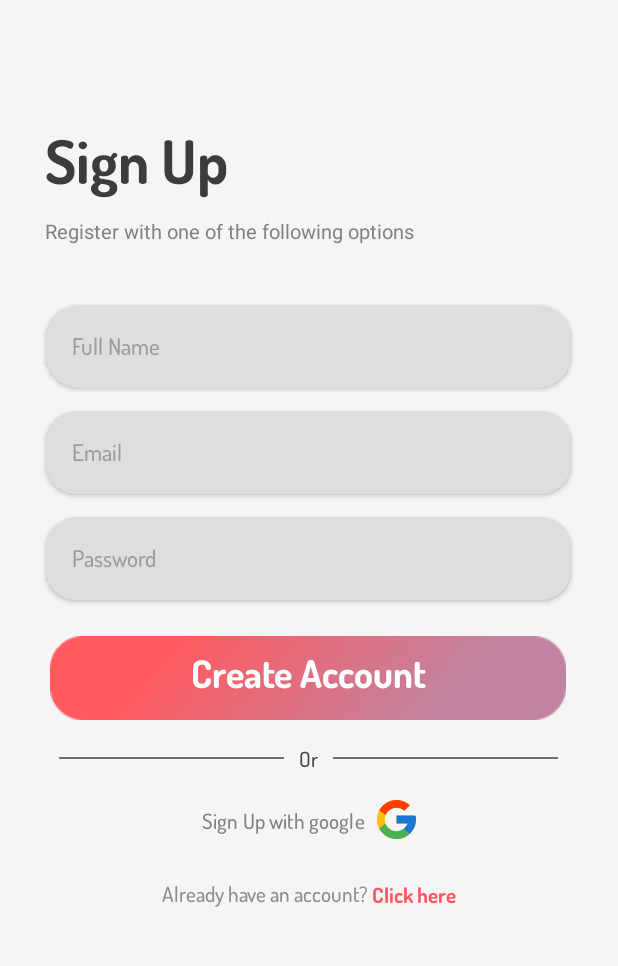
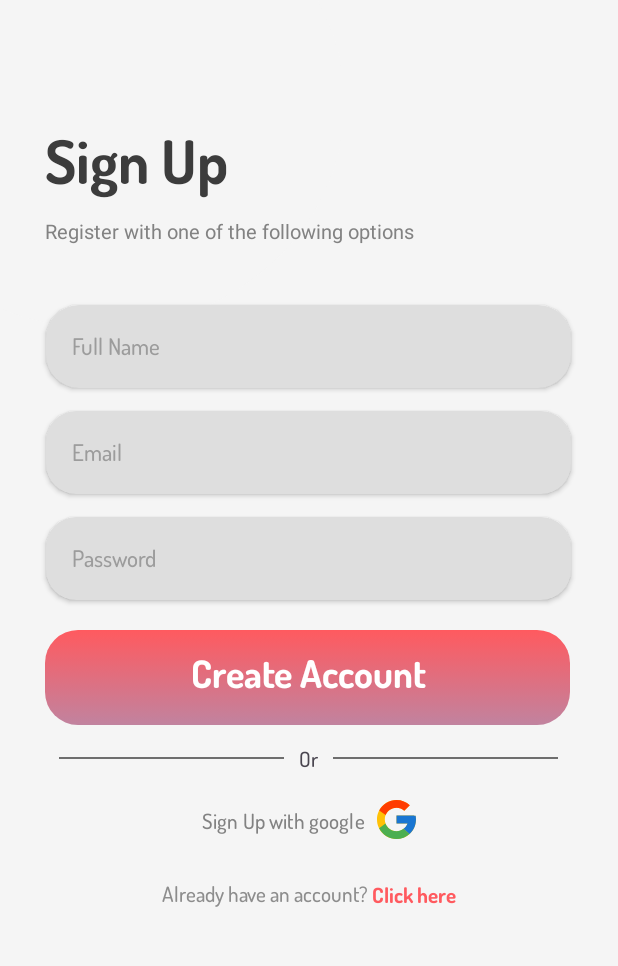
Before and after one commit to koibhiabhi/UniWares, an Android app: the screen it shows after launch (signup), on a phone screen of 412 x 824 dp, the part 99-1065 px from its top. Run offline under Robolectric (Android 15) with nearby library versions, the phone set to English and light mode, and no system bars.

Commit message:
Changed UI a bit

```diff
--- a/app/src/main/AndroidManifest.xml
+++ b/app/src/main/AndroidManifest.xml
@@ -13,6 +13,9 @@
         android:theme="@style/Theme.UniWares"
         tools:targetApi="31">
         <activity
+            android:name=".home"
+            android:exported="false" />
+        <activity
             android:name=".login"
             android:exported="false" />
         <activity
@@ -23,6 +26,7 @@
             android:exported="true">
             <intent-filter>
                 <action android:name="android.intent.action.MAIN" />
+
                 <category android:name="android.intent.category.LAUNCHER" />
             </intent-filter>
         </activity>
--- /dev/null
+++ b/app/src/main/res/drawable/signupbtn.xml
@@ -0,0 +1,18 @@
+<?xml version="1.0" encoding="utf-8"?>
+<selector xmlns:android="http://schemas.android.com/apk/res/android">
+
+    <item>
+
+        <shape android:shape="rectangle">
+<!--            <solid android:color="@color/white"/>-->
+            <corners android:radius="22dp"/>
+            <gradient android:startColor="#FF5A5F"
+                android:endColor="#C1839F"
+                android:angle="-45"/>
+
+        </shape>
+
+
+    </item>
+
+</selector>
--- a/app/src/main/res/layout/activity_signup.xml
+++ b/app/src/main/res/layout/activity_signup.xml
@@ -130,7 +130,7 @@
             android:layout_marginTop="20dp"
             android:contentDescription="signup_ button"
             android:background="@android:color/transparent"
-            app:srcCompat="@drawable/signinupbut1" />
+            app:srcCompat="@drawable/signupbtn" />
 
         <TextView
             android:layout_width="wrap_content"
@@ -204,6 +204,4 @@
             android:textColor="#FF5A5F"/>
     </LinearLayout>
 
-
-
 </LinearLayout>
```
Also changed, not shown: app/src/main/java/com/example/uniwares/home.java (added, +14 -0 lines), app/src/main/res/drawable/signinupbut.xml (deleted, +0 -21 lines), app/src/main/res/layout/activity_home.xml (added, +9 -0 lines), app/src/main/res/layout/activity_login.xml (+1 -7 lines), app/src/main/res/drawable/signinupbut1.png (deleted).
